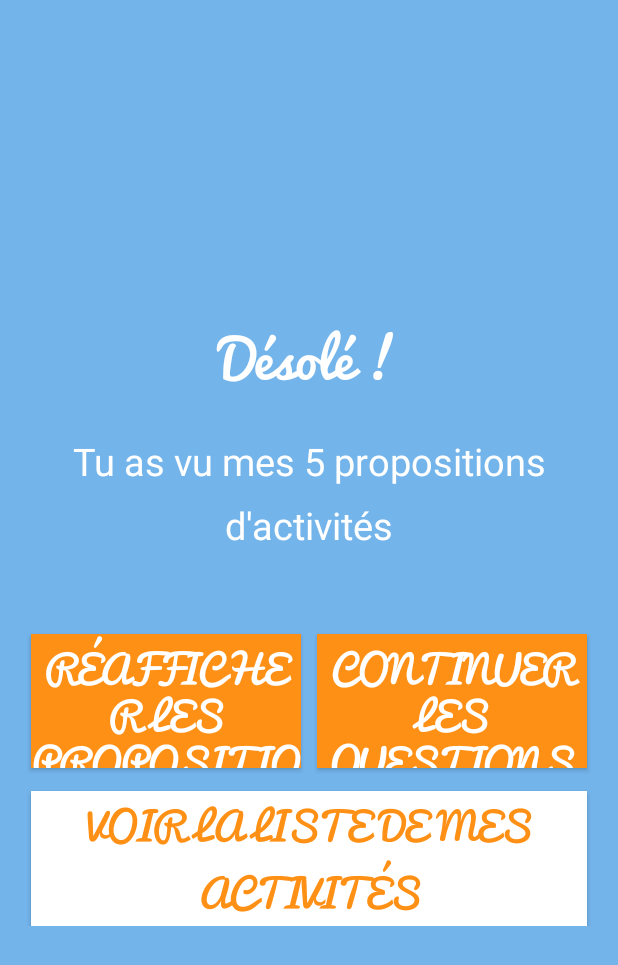
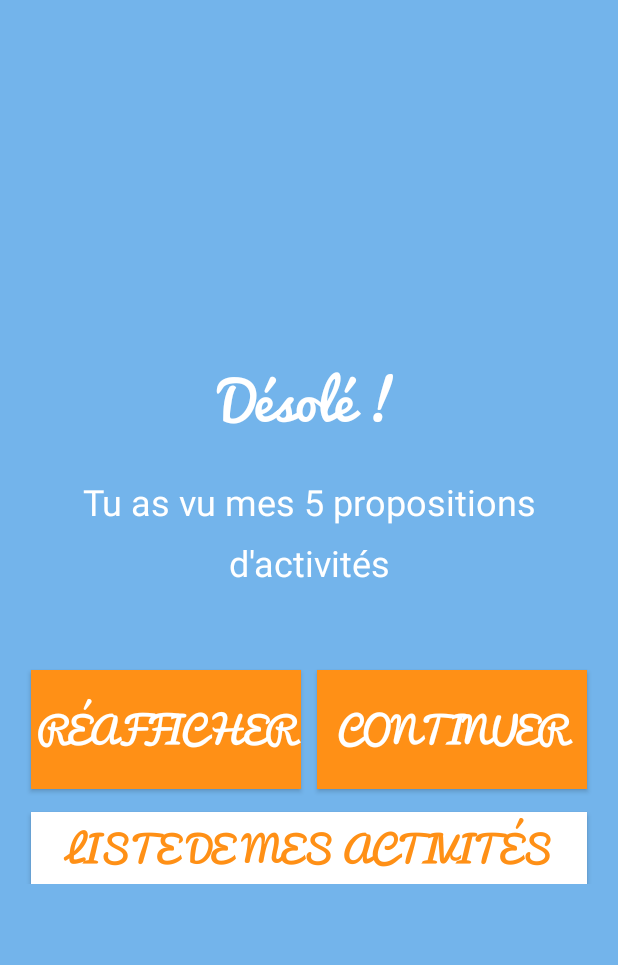
Before and after one commit to calimarie94/Je-mennuie, an Android app: the NoMoreResultActivity screen opened directly, with no data from a screen before it, on a phone screen of 412 x 824 dp. Shown: the top 965 px of the screen. Run offline under Robolectric (Android 15) with nearby library versions, the phone set to English and light mode, and no system bars; network calls fail.

Commit message:
UPDATE mise a jour BDD et fignolage interface pr non depassement

```diff
--- a/app/src/main/res/layout/nomoreresult_display.xml
+++ b/app/src/main/res/layout/nomoreresult_display.xml
@@ -44,7 +44,7 @@
 
         <LinearLayout
             android:layout_width="match_parent"
-            android:layout_height="@dimen/wide_size"
+            android:layout_height="@dimen/big_size"
             android:orientation="horizontal">
 
             <Button
@@ -57,7 +57,6 @@
                 android:textColor="@color/text_color"
                 android:textSize="@dimen/default_text"
                 android:layout_weight="1"
-                android:lineSpacingMultiplier="0.7"
                 android:layout_gravity="center"
                 />
 
@@ -71,7 +70,6 @@
                 android:textColor="@color/text_color"
                 android:textSize="@dimen/default_text"
                 android:layout_weight="1"
-                android:lineSpacingMultiplier="0.7"
                 android:layout_gravity="center"
                 />
 
--- a/app/src/main/res/layout/result_display.xml
+++ b/app/src/main/res/layout/result_display.xml
@@ -36,7 +36,7 @@
         android:layout_width="fill_parent"
         android:layout_height="wrap_content"
         android:orientation="vertical"
-        android:layout_marginTop="@dimen/big_margin"
+        android:layout_marginTop="@dimen/middle_margin"
         android:layout_marginLeft="@dimen/default_margin"
         android:layout_marginRight="@dimen/default_margin"
         android:gravity="center_horizontal"
--- a/app/src/main/res/values/dimens.xml
+++ b/app/src/main/res/values/dimens.xml
@@ -14,7 +14,7 @@
     <dimen name="wide_margin">50dp</dimen>
 
     <!-- Text sizes -->
-    <dimen name="default_text">25sp</dimen>
+    <dimen name="default_text">24sp</dimen>
     <dimen name="mini_text">16sp</dimen>
     <dimen name="mediumsmall_text">18sp</dimen>
     <dimen name="small_text">20sp</dimen>
--- a/app/src/main/res/values/strings.xml
+++ b/app/src/main/res/values/strings.xml
@@ -33,9 +33,9 @@
     <!-- PLUS DE RESULTATS -->
     <string name="title_nomoreresult">Désolé !</string>
     <string name="text_nomoreresult">Tu as vu mes 5 propositions d\'activités</string>
-    <string name="button_back">Réafficher les propositions</string>
-    <string name="button_continue">Continuer les questions</string>
-    <string name="button_myactivities">Voir la liste de mes activités</string>
+    <string name="button_back">Réafficher</string>
+    <string name="button_continue">Continuer</string>
+    <string name="button_myactivities">Liste de mes activités</string>
 
     <!-- AUCUN RESULTAT -->
     <string name="title_noresultfound">Oh...désolé !</string>
```
Also changed, not shown: 1 other file.
